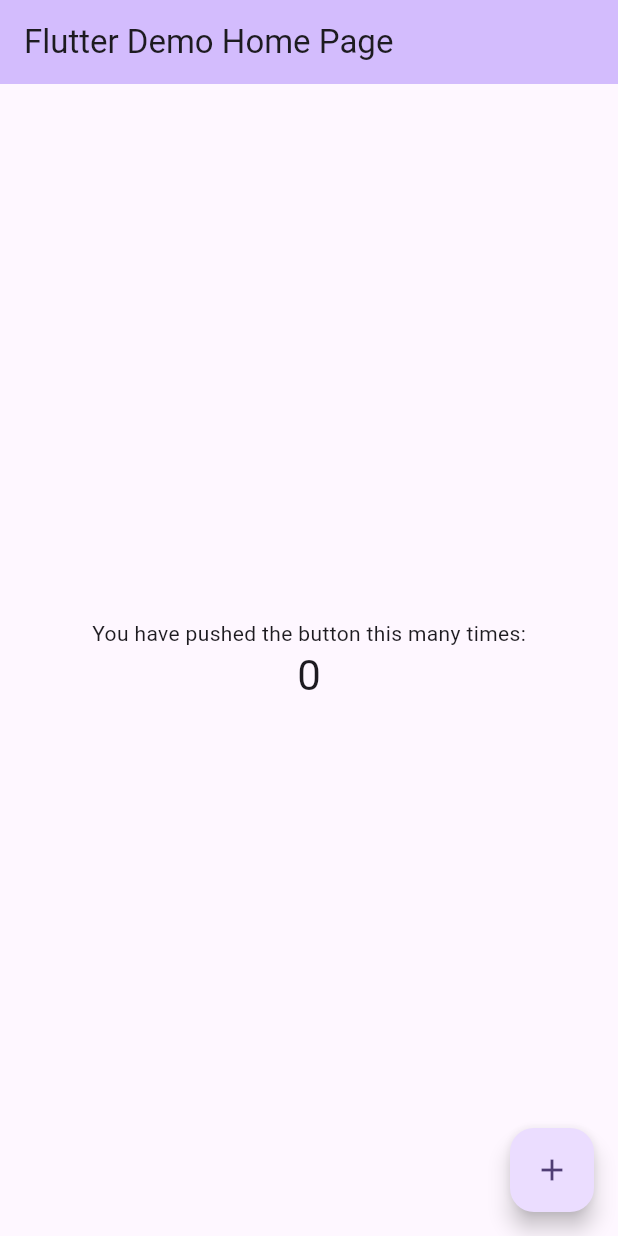
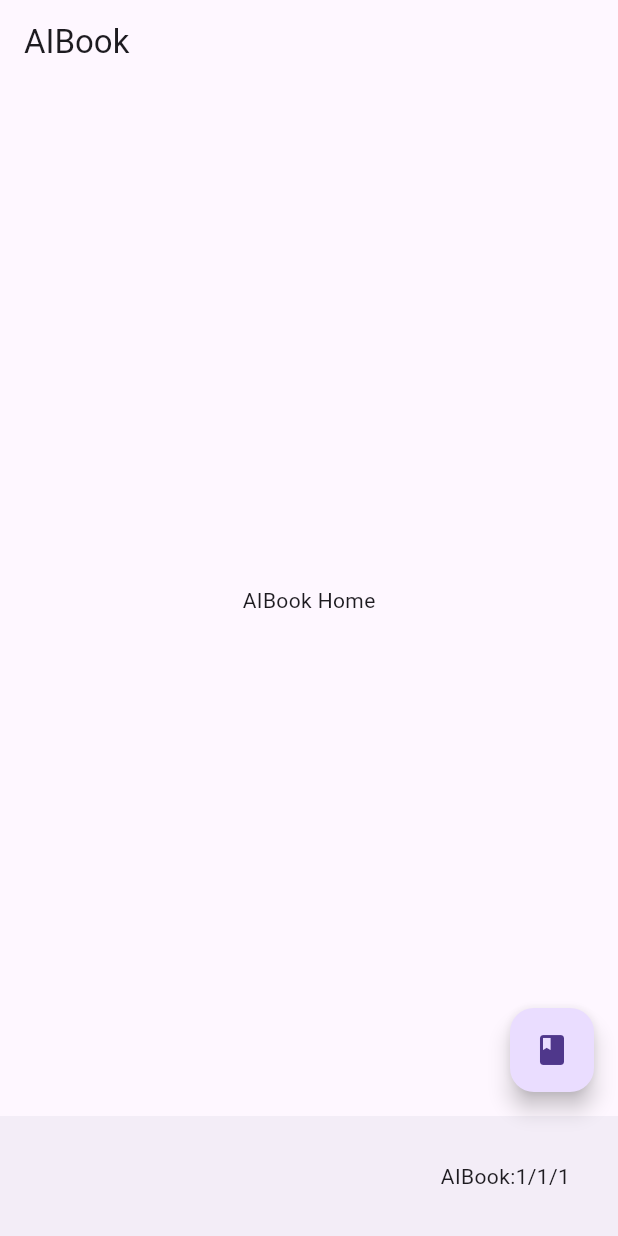
Before and after one commit to githubflutter/genrp, a Flutter app: the screen it shows after launch, on a phone screen of 412 x 824 dp. Run offline on Flutter 3.47's test engine with Material 3 defaults, Android fonts, the phone set to English and light mode, and no system bars.

Commit message:
Implement AIBook example app and associated documentation; remove unused files and add JSON assets

```diff
--- /dev/null
+++ b/lib/client/aibook.dart
@@ -0,0 +1,26 @@
+import 'package:flutter/material.dart';
+import 'package:genrp/meta.dart';
+
+class AIBookApp extends StatelessWidget {
+  const AIBookApp({Key? key}) : super(key: key);
+
+  @override
+  Widget build(BuildContext context) {
+    return MaterialApp(
+      debugShowCheckedModeBanner: false,
+      title: 'AIBook',
+      home: Scaffold(
+        appBar: AppBar(title: const Text('AIBook')),
+        body: const Center(child: Text('AIBook Home')),
+        floatingActionButton: FloatingActionButton(onPressed: () {}, child: const Icon(Icons.book)),
+        bottomNavigationBar: BottomAppBar(
+          child: Container(
+            height: 48,
+            padding: const EdgeInsets.symmetric(horizontal: 16),
+            child: Row(children: [const Spacer(), Text('AIBook:${AppMeta.aibook}/${AppMeta.f}/${AppMeta.v}')]),
+          ),
+        ),
+      ),
+    );
+  }
+}
--- a/lib/main.dart
+++ b/lib/main.dart
@@ -1,122 +1,6 @@
 import 'package:flutter/material.dart';
+import 'package:genrp/client/aibook.dart';
 
 void main() {
-  runApp(const MyApp());
+  runApp(const AIBookApp());
 }
-
-class MyApp extends StatelessWidget {
-  const MyApp({super.key});
-
-  // This widget is the root of your application.
-  @override
-  Widget build(BuildContext context) {
-    return MaterialApp(
-      title: 'Flutter Demo',
-      theme: ThemeData(
-        // This is the theme of your application.
-        //
-        // TRY THIS: Try running your application with "flutter run". You'll see
-        // the application has a purple toolbar. Then, without quitting the app,
-        // try changing the seedColor in the colorScheme below to Colors.green
-        // and then invoke "hot reload" (save your changes or press the "hot
-        // reload" button in a Flutter-supported IDE, or press "r" if you used
-        // the command line to start the app).
-        //
-        // Notice that the counter didn't reset back to zero; the application
-        // state is not lost during the reload. To reset the state, use hot
-        // restart instead.
-        //
-        // This works for code too, not just values: Most code changes can be
-        // tested with just a hot reload.
-        colorScheme: .fromSeed(seedColor: Colors.deepPurple),
-      ),
-      home: const MyHomePage(title: 'Flutter Demo Home Page'),
-    );
-  }
-}
-
-class MyHomePage extends StatefulWidget {
-  const MyHomePage({super.key, required this.title});
-
-  // This widget is the home page of your application. It is stateful, meaning
-  // that it has a State object (defined below) that contains fields that affect
-  // how it looks.
-
-  // This class is the configuration for the state. It holds the values (in this
-  // case the title) provided by the parent (in this case the App widget) and
-  // used by the build method of the State. Fields in a Widget subclass are
-  // always marked "final".
-
-  final String title;
-
-  @override
-  State<MyHomePage> createState() => _MyHomePageState();
-}
-
-class _MyHomePageState extends State<MyHomePage> {
-  int _counter = 0;
-
-  void _incrementCounter() {
-    setState(() {
-      // This call to setState tells the Flutter framework that something has
-      // changed in this State, which causes it to rerun the build method below
-      // so that the display can reflect the updated values. If we changed
-      // _counter without calling setState(), then the build method would not be
-      // called again, and so nothing would appear to happen.
-      _counter++;
-    });
-  }
-
-  @override
-  Widget build(BuildContext context) {
-    // This method is rerun every time setState is called, for instance as done
-    // by the _incrementCounter method above.
-    //
-    // The Flutter framework has been optimized to make rerunning build methods
-    // fast, so that you can just rebuild anything that needs updating rather
-    // than having to individually change instances of widgets.
-    return Scaffold(
-      appBar: AppBar(
-        // TRY THIS: Try changing the color here to a specific color (to
-        // Colors.amber, perhaps?) and trigger a hot reload to see the AppBar
-        // change color while the other colors stay the same.
-        backgroundColor: Theme.of(context).colorScheme.inversePrimary,
-        // Here we take the value from the MyHomePage object that was created by
-        // the App.build method, and use it to set our appbar title.
-        title: Text(widget.title),
-      ),
-      body: Center(
-        // Center is a layout widget. It takes a single child and positions it
-        // in the middle of the parent.
-        child: Column(
-          // Column is also a layout widget. It takes a list of children and
-          // arranges them vertically. By default, it sizes itself to fit its
-          // children horizontally, and tries to be as tall as its parent.
-          //
-          // Column has various properties to control how it sizes itself and
-          // how it positions its children. Here we use mainAxisAlignment to
-          // center the children vertically; the main axis here is the vertical
-          // axis because Columns are vertical (the cross axis would be
-          // horizontal).
-          //
-          // TRY THIS: Invoke "debug painting" (choose the "Toggle Debug Paint"
-          // action in the IDE, or press "p" in the console), to see the
-          // wireframe for each widget.
-          mainAxisAlignment: .center,
-          children: [
-            const Text('You have pushed the button this many times:'),
-            Text(
-              '$_counter',
-              style: Theme.of(context).textTheme.headlineMedium,
-            ),
-          ],
-        ),
-      ),
-      floatingActionButton: FloatingActionButton(
-        onPressed: _incrementCounter,
-        tooltip: 'Increment',
-        child: const Icon(Icons.add),
-      ),
-    );
-  }
-}
--- /dev/null
+++ b/lib/meta.dart
@@ -0,0 +1,10 @@
+/// Minimal container with non-editable static integer flags.
+class AppMeta {
+  AppMeta._();
+
+  static const int f = 1;
+  static const int v = 1;
+  static const int aibook = 1;
+  static const int aicode = 1;
+  static const int aistudio = 1;
+}
--- a/pubspec.yaml
+++ b/pubspec.yaml
@@ -57,6 +57,10 @@ flutter:
   # the material Icons class.
   uses-material-design: true
 
+  # Application assets (JSON, images, etc.). Include the `assets/data/` folder.
+  assets:
+    - assets/json/
+
   # To add assets to your application, add an assets section, like this:
   # assets:
   #   - images/a_dot_burr.jpeg
```
Also changed, not shown: assets/json/sample.json (added, +8 -0 lines), lib/codex/aicodex.dart (added, +26 -0 lines), lib/codex/aistudio.dart (added, +26 -0 lines), lib/core/base/data_type.dart (added, +73 -0 lines), lib/core/base/type_mapper.dart (deleted), 4 other files.
